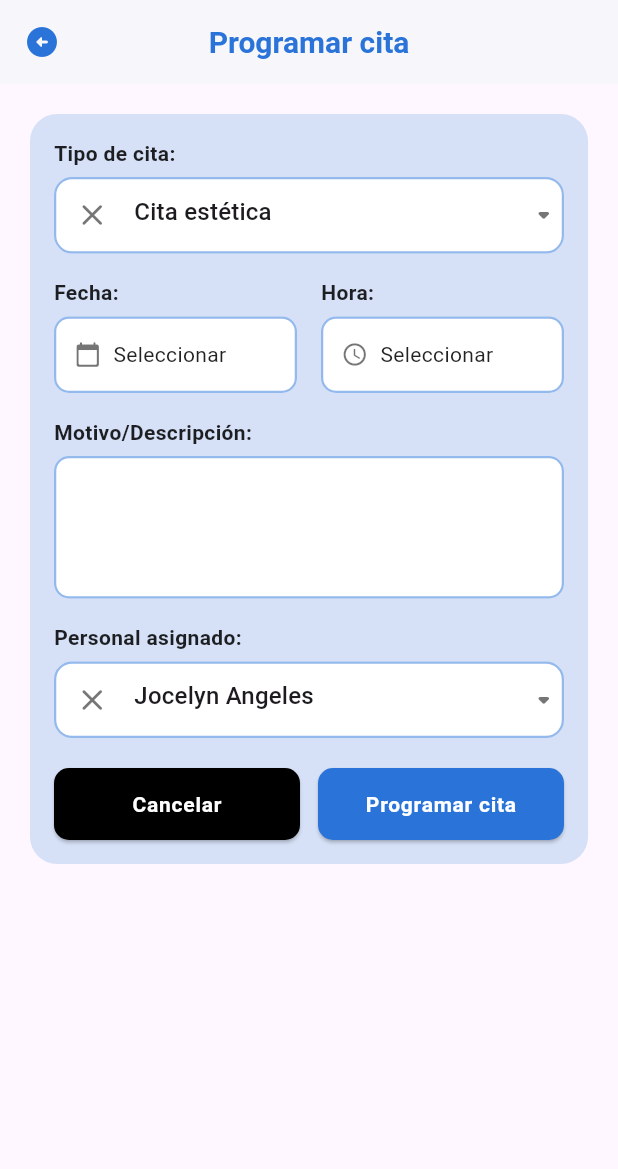
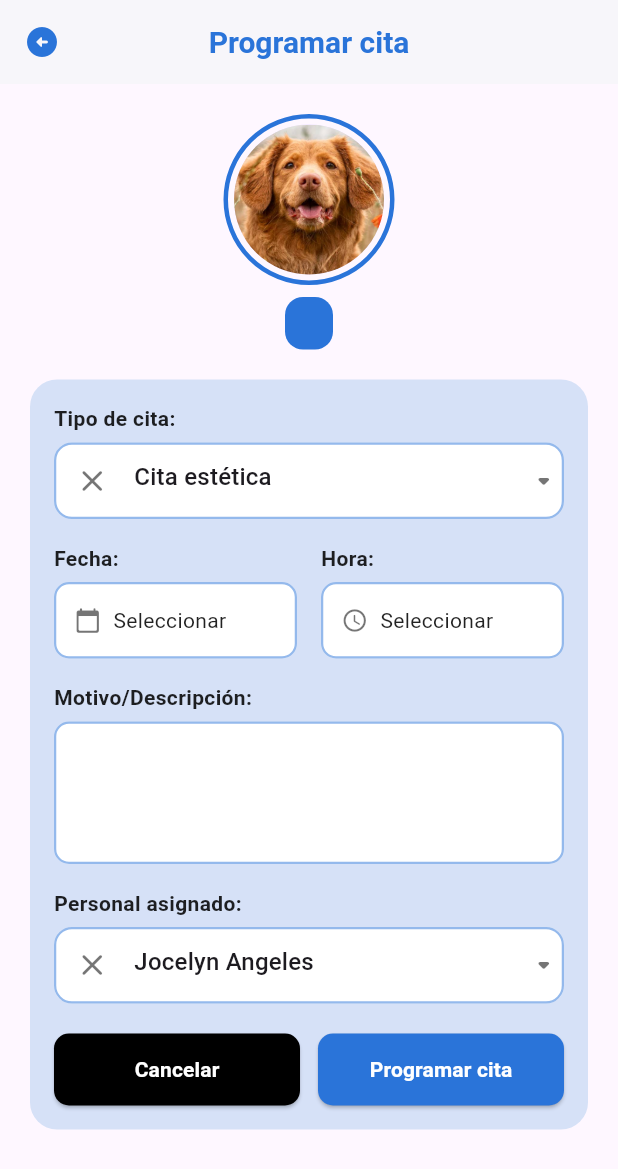
Before and after one commit to Jocwly/Integrador, a Flutter app: the PerfilMascota screen opened directly with empty values, after a tap on "Programar citas", on a phone screen of 412 x 824 dp. Shown: the top 1169 px of the screen. Run offline on Flutter 3.47's test engine with Material 3 defaults, Android fonts, the phone set to English and light mode, and no system bars; our stand-ins replace cloud_firestore, firebase_core, image_picker; accounts and stored records are empty.

Commit message:
CORRECION EN LA PANTALLA PROGRAMAR CITAS

```diff
--- a/lib/Pantallas/Mascota_vet.dart
+++ b/lib/Pantallas/Mascota_vet.dart
@@ -37,7 +37,8 @@ class PerfilMascota extends StatelessWidget {
         builder: (context, snapshot) {
           if (snapshot.hasError) {
             return const Center(
-                child: Text('Error al cargar datos de la mascota'));
+              child: Text('Error al cargar datos de la mascota'),
+            );
           }
           if (!snapshot.hasData || !snapshot.data!.exists) {
             return const Center(child: CircularProgressIndicator());
@@ -52,7 +53,9 @@ class PerfilMascota extends StatelessWidget {
             child: Center(
               child: Padding(
                 padding: const EdgeInsets.symmetric(
-                    horizontal: 24.0, vertical: 16),
+                  horizontal: 24.0,
+                  vertical: 16,
+                ),
                 child: Column(
                   children: [
                     // Imagen circular de la mascota (placeholder)
@@ -67,8 +70,7 @@ class PerfilMascota extends StatelessWidget {
                       padding: const EdgeInsets.all(4),
                       child: const CircleAvatar(
                         radius: 50,
-                        backgroundImage:
-                            AssetImage('assets/images/perro.jpg'),
+                        backgroundImage: AssetImage('assets/images/perro.jpg'),
                       ),
                     ),
                     const SizedBox(height: 8),
@@ -95,9 +97,7 @@ class PerfilMascota extends StatelessWidget {
                     const SizedBox(height: 4),
                     if (raza.isNotEmpty || color.isNotEmpty)
                       Text(
-                        [raza, color]
-                            .where((e) => e.isNotEmpty)
-                            .join(' • '),
+                        [raza, color].where((e) => e.isNotEmpty).join(' • '),
                         style: const TextStyle(
                           fontSize: 13,
                           color: Colors.black54,
@@ -125,8 +125,7 @@ class PerfilMascota extends StatelessWidget {
                       child: Column(
                         children: [
                           Row(
-                            mainAxisAlignment:
-                                MainAxisAlignment.spaceAround,
+                            mainAxisAlignment: MainAxisAlignment.spaceAround,
                             children: [
                               _buildMenuItem(
                                 icon: Icons.pets,
@@ -140,8 +139,11 @@ class PerfilMascota extends StatelessWidget {
                                   Navigator.push(
                                     context,
                                     MaterialPageRoute(
-                                      builder: (context) =>
-                                          const ProgramarCita(),
+                                      builder:
+                                          (context) => ProgramarCita(
+                                            clienteId: clienteId,
+                                            mascotaId: mascotaId,
+                                          ),
                                     ),
                                   );
                                 },
@@ -150,14 +152,19 @@ class PerfilMascota extends StatelessWidget {
                           ),
                           const SizedBox(height: 20),
                           Row(
-                            mainAxisAlignment:
-                                MainAxisAlignment.spaceAround,
+                            mainAxisAlignment: MainAxisAlignment.spaceAround,
                             children: [
                               _buildMenuItem(
                                 icon: Icons.vaccines,
                                 label: "Vacunas",
                                 onTap: () {
-                                  Navigator.push(context, MaterialPageRoute(builder: (context)=> const RegistrarVacuna()));
+                                  Navigator.push(
+                                    context,
+                                    MaterialPageRoute(
+                                      builder:
+                                          (context) => const RegistrarVacuna(),
+                                    ),
+                                  );
                                 },
                               ),
                               _buildMenuItem(
@@ -167,8 +174,8 @@ class PerfilMascota extends StatelessWidget {
                                   Navigator.push(
                                     context,
                                     MaterialPageRoute(
-                                      builder: (context) =>
-                                          const ConsultaMedica(),
+                                      builder:
+                                          (context) => const ConsultaMedica(),
                                     ),
                                   );
                                 },
@@ -214,8 +221,7 @@ class PerfilMascota extends StatelessWidget {
             decoration: BoxDecoration(
               color: Colors.white,
               shape: BoxShape.circle,
-              border:
-                  Border.all(color: const Color(0xFF2A74D9), width: 1.8),
+              border: Border.all(color: const Color(0xFF2A74D9), width: 1.8),
             ),
             child: Icon(icon, color: Colors.black, size: 34),
           ),
--- a/lib/Pantallas/programar_citas.dart
+++ b/lib/Pantallas/programar_citas.dart
@@ -1,8 +1,16 @@
 import 'package:flutter/material.dart';
 import 'package:intl/intl.dart';
+import 'package:cloud_firestore/cloud_firestore.dart';
 
 class ProgramarCita extends StatefulWidget {
-  const ProgramarCita({super.key});
+  final String clienteId;
+  final String mascotaId;
+
+  const ProgramarCita({
+    super.key,
+    required this.clienteId,
+    required this.mascotaId,
+  });
 
   @override
   State<ProgramarCita> createState() => _ProgramarCitaState();
@@ -34,7 +42,7 @@ class _ProgramarCitaState extends State<ProgramarCita> {
     final DateTime? seleccion = await showDatePicker(
       context: context,
       initialDate: DateTime.now(),
-      firstDate: DateTime(2023),
+      firstDate: DateTime.now(),
       lastDate: DateTime(2030),
     );
     if (seleccion != null) {
@@ -56,10 +64,57 @@ class _ProgramarCitaState extends State<ProgramarCita> {
     }
   }
 
+  // 🔹 Guardar cita en Firestore
+  Future<void> guardarCita() async {
+    if (fechaSeleccionada == null || horaSeleccionada == null) {
+      ScaffoldMessenger.of(
+        context,
+      ).showSnackBar(const SnackBar(content: Text('Selecciona fecha y hora')));
+      return;
+    }
+
+    final mascotaRef =
+        FirebaseFirestore.instance
+            .collection('clientes')
+            .doc(widget.clienteId)
+            .collection('mascotas')
+            .doc(widget.mascotaId)
+            .collection('citas')
+            .doc();
+
+    final fechaCompleta = DateTime(
+      fechaSeleccionada!.year,
+      fechaSeleccionada!.month,
+      fechaSeleccionada!.day,
+      horaSeleccionada!.hour,
+      horaSeleccionada!.minute,
+    );
+
+    await mascotaRef.set({
+      'tipo': tipoCita,
+      'fecha': fechaCompleta,
+      'motivo': motivoController.text,
+      'personal': personal,
+      'creado': Timestamp.now(),
+    });
+
+    ScaffoldMessenger.of(context).showSnackBar(
+      const SnackBar(content: Text('Cita programada correctamente')),
+    );
+
+    Navigator.pop(context);
+  }
+
   @override
   Widget build(BuildContext context) {
     final azulSuave = const Color(0xFFD6E1F7);
     final azulFuerte = const Color(0xFF2A74D9);
+
+    final mascotaRef = FirebaseFirestore.instance
+        .collection('clientes')
+        .doc(widget.clienteId)
+        .collection('mascotas')
+        .doc(widget.mascotaId);
 
     return Scaffold(
       appBar: AppBar(
@@ -82,9 +137,55 @@ class _ProgramarCitaState extends State<ProgramarCita> {
           ),
         ),
       ),
-      body: SingleChildScrollView(
+      body: StreamBuilder<DocumentSnapshot>(
+        stream: mascotaRef.snapshots(),
+        builder: (context, snapshot) {
+          if (!snapshot.hasData) {
+            return const Center(child: CircularProgressIndicator());
+          }
+
+          final data = snapshot.data!.data() as Map<String, dynamic>;
+          final nombre = data['nombre'] ?? 'Mascota';
+
+          return SingleChildScrollView(
             padding: const EdgeInsets.all(20),
-        child: Container(
+            child: Column(
+              children: [
+                // FOTO + NOMBRE ——— EXACTO COMO LO PEDISTE
+                Container(
+                  decoration: BoxDecoration(
+                    border: Border.all(color: azulFuerte, width: 3),
+                    shape: BoxShape.circle,
+                  ),
+                  padding: const EdgeInsets.all(4),
+                  child: const CircleAvatar(
+                    radius: 50,
+                    backgroundImage: AssetImage('assets/images/perro.jpg'),
+                  ),
+                ),
+                const SizedBox(height: 8),
+                Container(
+                  decoration: BoxDecoration(
+                    color: azulFuerte,
+                    borderRadius: BorderRadius.circular(12),
+                  ),
+                  padding: const EdgeInsets.symmetric(
+                    horizontal: 16,
+                    vertical: 6,
+                  ),
+                  child: Text(
+                    nombre,
+                    style: const TextStyle(
+                      color: Colors.white,
+                      fontSize: 16,
+                      fontWeight: FontWeight.w600,
+                    ),
+                  ),
+                ),
+                const SizedBox(height: 20),
+
+                // TARJETA DEL FORMULARIO
+                Container(
                   decoration: BoxDecoration(
                     color: azulSuave,
                     borderRadius: BorderRadius.circular(18),
@@ -94,9 +195,11 @@ class _ProgramarCitaState extends State<ProgramarCita> {
                     crossAxisAlignment: CrossAxisAlignment.start,
                     children: [
                       _buildLabel('Tipo de cita:'),
-              _buildDropdown(tipoCita, tiposCita, (value) {
-                setState(() => tipoCita = value!);
-              }),
+                      _buildDropdown(
+                        tipoCita,
+                        tiposCita,
+                        (value) => setState(() => tipoCita = value!),
+                      ),
                       const SizedBox(height: 16),
 
                       Row(
@@ -140,9 +243,11 @@ class _ProgramarCitaState extends State<ProgramarCita> {
                       const SizedBox(height: 16),
 
                       _buildLabel('Personal asignado:'),
-              _buildDropdown(personal, personalDisponible, (value) {
-                setState(() => personal = value!);
-              }),
+                      _buildDropdown(
+                        personal,
+                        personalDisponible,
+                        (value) => setState(() => personal = value!),
+                      ),
                       const SizedBox(height: 20),
 
                       Row(
@@ -152,7 +257,9 @@ class _ProgramarCitaState extends State<ProgramarCita> {
                               onPressed: () => Navigator.pop(context),
                               style: ElevatedButton.styleFrom(
                                 backgroundColor: Colors.black,
-                        padding: const EdgeInsets.symmetric(vertical: 14),
+                                padding: const EdgeInsets.symmetric(
+                                  vertical: 14,
+                                ),
                                 shape: RoundedRectangleBorder(
                                   borderRadius: BorderRadius.circular(10),
                                 ),
@@ -162,7 +269,6 @@ class _ProgramarCitaState extends State<ProgramarCita> {
                                 style: TextStyle(
                                   color: Colors.white,
                                   fontWeight: FontWeight.bold,
-                          letterSpacing: 0.5,
                                 ),
                               ),
                             ),
@@ -170,16 +276,12 @@ class _ProgramarCitaState extends State<ProgramarCita> {
                           const SizedBox(width: 12),
                           Expanded(
                             child: ElevatedButton(
-                      onPressed: () {
-                        ScaffoldMessenger.of(context).showSnackBar(
-                          const SnackBar(
-                            content: Text('Cita programada correctamente'),
-                          ),
-                        );
-                      },
+                              onPressed: guardarCita,
                               style: ElevatedButton.styleFrom(
                                 backgroundColor: azulFuerte,
-                        padding: const EdgeInsets.symmetric(vertical: 14),
+                                padding: const EdgeInsets.symmetric(
+                                  vertical: 14,
+                                ),
                                 shape: RoundedRectangleBorder(
                                   borderRadius: BorderRadius.circular(10),
                                 ),
@@ -189,7 +291,6 @@ class _ProgramarCitaState extends State<ProgramarCita> {
                                 style: TextStyle(
                                   color: Colors.white,
                                   fontWeight: FontWeight.bold,
-                          letterSpacing: 0.5,
                                 ),
                               ),
                             ),
@@ -199,6 +300,10 @@ class _ProgramarCitaState extends State<ProgramarCita> {
                     ],
                   ),
                 ),
+              ],
+            ),
+          );
+        },
       ),
     );
   }
```
Lines whose indentation alone changed are shown as unchanged.
